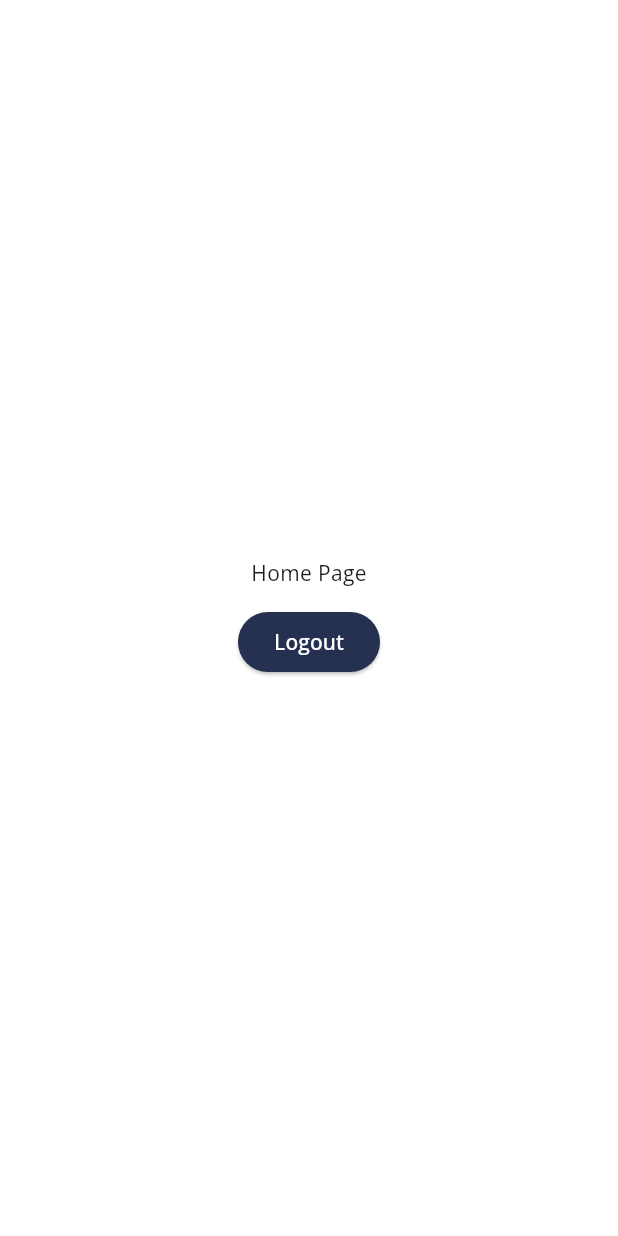
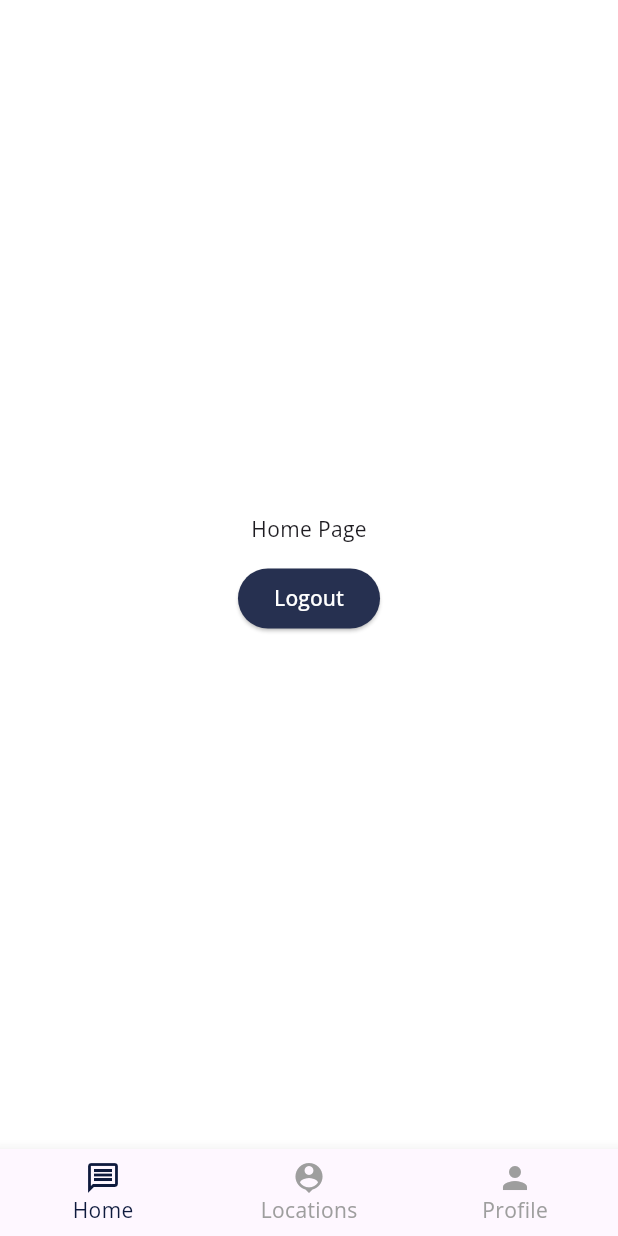
Before and after one commit to JoinCODED/chat-app, a Flutter app: the HomePage screen opened by its route, on a phone screen of 412 x 824 dp. Run offline on Flutter 3.47's test engine with Material 3 defaults, Android fonts, the phone set to English and light mode, and no system bars; our stand-ins replace cloud_firestore, firebase_auth, firebase_core, flutter_riverpod, go_router, google_fonts and 1 more; accounts and stored records are empty; generated files the repository leaves out were written again.

Commit message:
push bottom navigation setup

```diff
--- a/chater/lib/app/config/router/named_routes.dart
+++ b/chater/lib/app/config/router/named_routes.dart
@@ -1,10 +1,9 @@
 abstract class MyNamedRoutes {
   static const root = '/';
   static const login = 'login';
-  static const chats = 'chats';
   static const chatDetails = 'chatDetails';
   static const profile = 'profile';
-  static const editProfile = 'editProfile';
   static const homePage = 'homePage';
   static const register = 'register';
+  static const locations = 'locations';
 }
--- a/chater/lib/app/config/router/routes.dart
+++ b/chater/lib/app/config/router/routes.dart
@@ -2,11 +2,18 @@ import 'package:chater/app/config/router/named_routes.dart';
 import 'package:chater/app/modules/home/views/home_screen.dart';
 import 'package:chater/app/modules/auth/views/register_screen.dart';
 import 'package:chater/app/modules/auth/views/splash_screen.dart';
+import 'package:chater/app/modules/locations/views/locations.dart';
+import 'package:chater/app/modules/navbar/view/navbar_screen.dart';
+import 'package:chater/app/modules/navbar/widgets/bottom_navbar_tabs.dart';
+import 'package:chater/app/modules/profile/view/profile.dart';
 import 'package:flutter/material.dart';
 import 'package:go_router/go_router.dart';
 
 ///[rootNavigatorKey] used for global | general navigation
 final rootNavigatorKey = GlobalKey<NavigatorState>();
+
+///[shellNavigatorKey] used for nesting routes within bottom nav bar (stickey bottom nav bar)
+final shellNavigatorKey = GlobalKey<NavigatorState>();
 
 class AppRouter {
   static Widget errorWidget(BuildContext context, GoRouterState state) =>
@@ -36,8 +43,17 @@ class AppRouter {
           child: RegisterScreen(),
         ),
       ),
+      ShellRoute(
+        navigatorKey: shellNavigatorKey,
+        builder: (context, state, child) {
+          return ScaffoldWithBottomNavBar(
+            tabs: BottomNavBarTabs.tabs(context),
+            child: child,
+          );
+        },
+        routes: [
+          // home
           GoRoute(
-        parentNavigatorKey: rootNavigatorKey,
             path: "/${MyNamedRoutes.homePage}",
             name: MyNamedRoutes.homePage,
             pageBuilder: (context, state) => NoTransitionPage(
@@ -45,6 +61,26 @@ class AppRouter {
               child: const HomePage(),
             ),
           ),
+          // locations
+          GoRoute(
+            path: "/${MyNamedRoutes.locations}",
+            name: MyNamedRoutes.locations,
+            pageBuilder: (context, state) => NoTransitionPage(
+              key: state.pageKey,
+              child: const LocationsScreen(),
+            ),
+          ),
+          // profile
+          GoRoute(
+            path: "/${MyNamedRoutes.profile}",
+            name: MyNamedRoutes.profile,
+            pageBuilder: (context, state) => NoTransitionPage(
+              key: state.pageKey,
+              child: const ProfileScreen(),
+            ),
+          ),
+        ],
+      ),
     ],
     errorBuilder: errorWidget,
   );
--- /dev/null
+++ b/chater/lib/app/modules/navbar/view/navbar_screen.dart
@@ -0,0 +1,71 @@
+
+import 'package:chater/app/config/router/named_routes.dart';
+import 'package:chater/app/core/constants/my_colors.dart';
+import 'package:chater/app/core/extensions/context_extension.dart';
+import 'package:flutter/material.dart';
+import 'package:flutter_riverpod/flutter_riverpod.dart';
+import 'package:go_router/go_router.dart';
+
+class ScaffoldWithBottomNavBar extends ConsumerStatefulWidget {
+  const ScaffoldWithBottomNavBar(
+      {super.key, required this.child, required this.tabs});
+  final Widget child;
+  final List<BottomNavigationBarItem> tabs;
+
+  @override
+  ConsumerState<ScaffoldWithBottomNavBar> createState() =>
+      _ScaffoldWithBottomNavBarState();
+}
+
+class _ScaffoldWithBottomNavBarState
+    extends ConsumerState<ScaffoldWithBottomNavBar> {
+  static int _calculateSelectedIndex(BuildContext context) {
+    final String location = GoRouterState.of(context).matchedLocation;
+    if (location.startsWith('/${MyNamedRoutes.homePage}')) {
+      return 0;
+    }
+    if (location.startsWith('/${MyNamedRoutes.locations}')) {
+      return 1;
+    }
+    if (location.startsWith('/${MyNamedRoutes.profile}')) {
+      return 2;
+    }
+    return 0;
+  }
+
+  void _onItemTapped(int index, BuildContext context) {
+    switch (index) {
+      case 0:
+        GoRouter.of(context).go('/${MyNamedRoutes.homePage}');
+        break;
+      case 1:
+        GoRouter.of(context).go('/${MyNamedRoutes.locations}');
+        break;
+      case 2:
+        GoRouter.of(context).go('/${MyNamedRoutes.profile}');
+        break;
+    }
+  }
+
+  @override
+  Widget build(BuildContext context) {
+    return Scaffold(
+      body: widget.child,
+      bottomNavigationBar: BottomNavigationBar(
+        currentIndex: _calculateSelectedIndex(context),
+        items: widget.tabs,
+        type: BottomNavigationBarType.fixed,
+        selectedItemColor: MyColors.secondary_500,
+        showUnselectedLabels: true,
+        unselectedItemColor: MyColors.greyscale_500,
+        selectedIconTheme: const IconThemeData(color: MyColors.secondary_500),
+        unselectedIconTheme: const IconThemeData(color: MyColors.greyscale_500),
+        selectedLabelStyle: context.textTheme.bodyMedium
+            ?.copyWith(color: MyColors.secondary_500),
+        unselectedLabelStyle:
+            context.textTheme.bodyMedium?.copyWith(color: MyColors.greyscale_500),
+        onTap: (index) => _onItemTapped(index, context),
+      ),
+    );
+  }
+}
--- /dev/null
+++ b/chater/lib/app/modules/navbar/widgets/bottom_navbar_tabs.dart
@@ -0,0 +1,25 @@
+import 'package:chater/app/core/extensions/context_extension.dart';
+import 'package:flutter/material.dart';
+
+///[BottomNavBarTabs] custome bottom nabe bar items class
+abstract class BottomNavBarTabs {
+  static List<BottomNavigationBarItem> tabs(BuildContext context) {
+    return [
+      BottomNavigationBarItem(
+        icon: const Icon(Icons.message_outlined),
+        label: context.translate.home,
+        activeIcon: const Icon(Icons.message_outlined),
+      ),
+      BottomNavigationBarItem(
+        icon: const Icon(Icons.location_history),
+        label: context.translate.location,
+        activeIcon: const Icon(Icons.location_history),
+      ),
+      BottomNavigationBarItem(
+        icon: const Icon(Icons.person),
+        label: context.translate.profile,
+        activeIcon: const Icon(Icons.person),
+      ),
+    ];
+  }
+}
--- a/chater/lib/assets/l10n/app_en.arb
+++ b/chater/lib/assets/l10n/app_en.arb
@@ -8,5 +8,8 @@
     "alreadyHaveAnAccount": "Already have an account",
     "pleaseLogin": "Please login",
     "userName": "User Name",
-    "googleLogin": "Google Login"
+    "googleLogin": "Google Login",
+    "home": "Home",
+    "location": "Locations",
+    "profile": "Profile"
 }
```
Also changed, not shown: chater/lib/app/modules/locations/views/locations.dart (added, +17 -0 lines), chater/lib/app/modules/profile/view/profile.dart (added, +15 -0 lines). Lines whose indentation alone changed are shown as unchanged.
